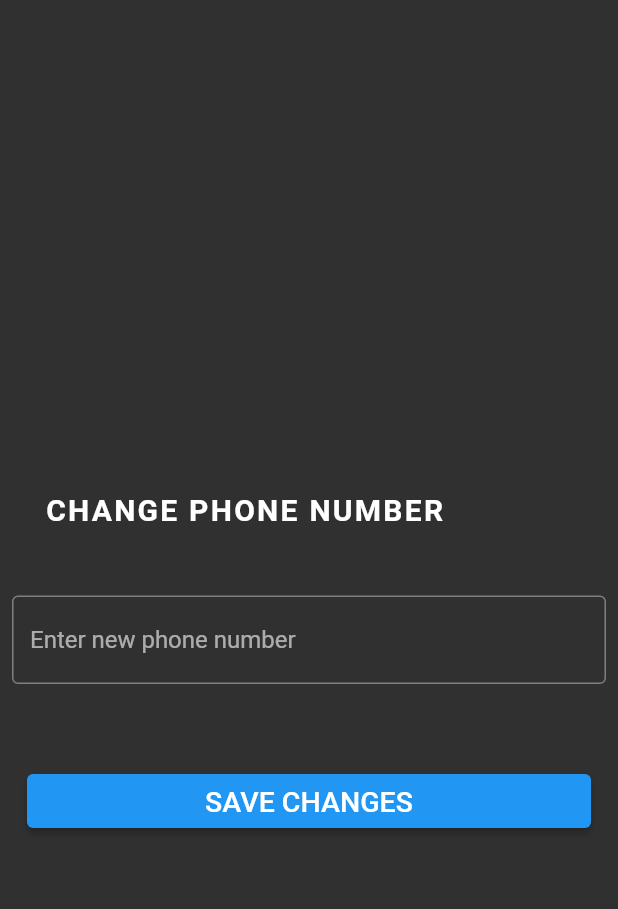
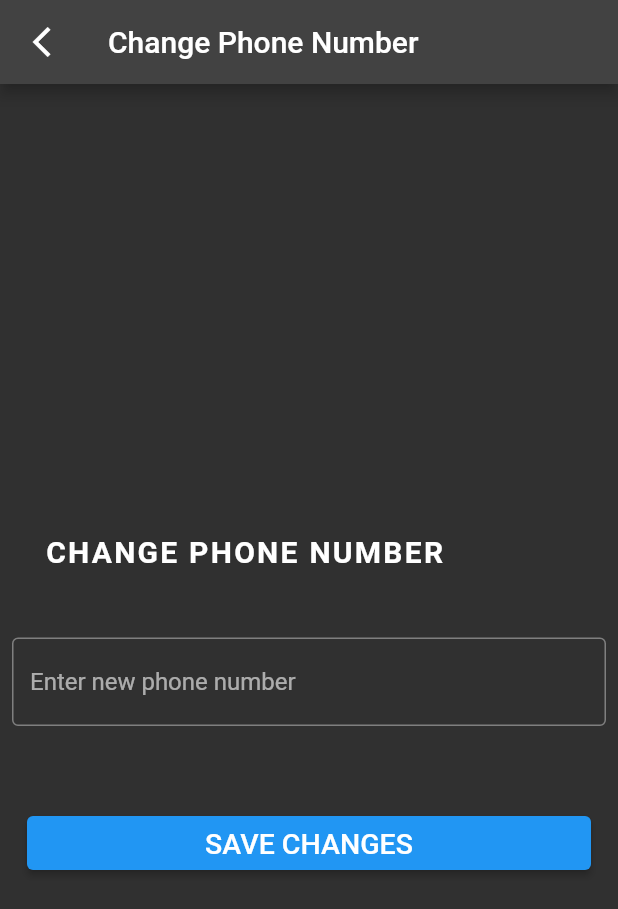
Before and after one commit to Promigos/payment-flutter-app, a Flutter app: the ProfilePage screen opened directly, after a tap on "CHANGE PHONE NUMBER", on a phone screen of 412 x 824 dp. Shown: the top 909 px of the screen. Run offline on Flutter 3.47's test engine with Material 2 defaults, Android fonts, the phone set to English and light mode, and no system bars; drawn by our look-alikes of oktoast; our stand-ins replace auto_size_text, contacts_service, email_validator, flutter_secure_storage, flutter_svg, font_awesome_flutter and 5 more; missing offline and left inert: qr_code_scanner; accounts and stored records are empty.

Commit message:
Added app bars to missing pages

```diff
--- a/lib/screens/addphno_page.dart
+++ b/lib/screens/addphno_page.dart
@@ -1,4 +1,5 @@
 import 'package:flutter/material.dart';
+
 class ChangePhNo extends StatefulWidget {
   const ChangePhNo({Key? key}) : super(key: key);
 
@@ -10,6 +11,17 @@ class _ChangePhNoState extends State<ChangePhNo> {
   @override
   Widget build(BuildContext context) {
     return Scaffold(
+      appBar: AppBar(
+        title: const Text('Change Phone Number'),
+        leading: IconButton(
+            onPressed: () {
+              Navigator.of(context).pop();
+            },
+            splashRadius: 20,
+            icon: const Icon(
+              Icons.arrow_back_ios_outlined,
+            )),
+      ),
       body: Column(
         mainAxisAlignment: MainAxisAlignment.center,
         crossAxisAlignment: CrossAxisAlignment.stretch,
@@ -17,9 +29,7 @@ class _ChangePhNoState extends State<ChangePhNo> {
           const SizedBox(
             height: 50,
           ),
-
           const Padding(
-
             padding: EdgeInsets.all(30.0),
             child: Text('CHANGE PHONE NUMBER',
                 style: TextStyle(
--- a/lib/screens/profile_page.dart
+++ b/lib/screens/profile_page.dart
@@ -14,6 +14,17 @@ class _profpage extends State<ProfilePage> {
   @override
   Widget build(BuildContext context) {
     return Scaffold(
+      appBar: AppBar(
+        title: const Text('Profile'),
+        leading: IconButton(
+            onPressed: () {
+              Navigator.of(context).pop();
+            },
+            splashRadius: 20,
+            icon: const Icon(
+              Icons.arrow_back_ios_outlined,
+            )),
+      ),
       body: Padding(
         padding: const EdgeInsets.fromLTRB(30.0, 20.0, 30.0, 0),
         child: Column(
```
Also changed, not shown: lib/screens/update_cred.dart (+11 -0 lines). Lines whose indentation alone changed are shown as unchanged.
